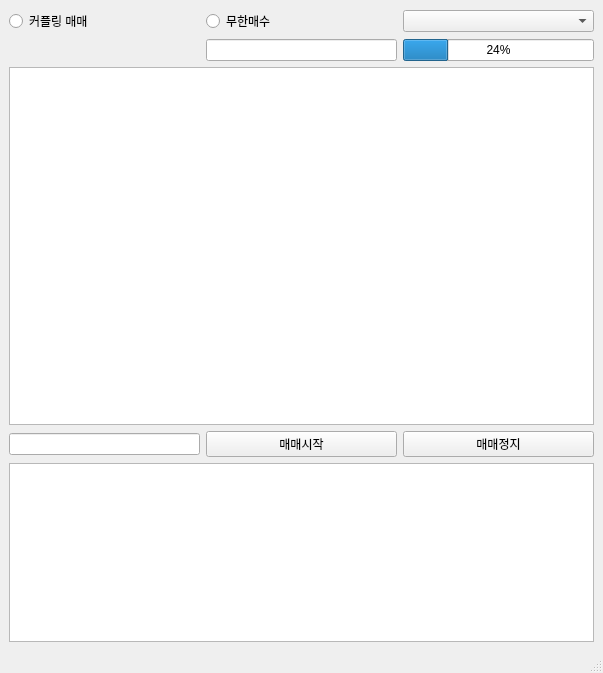
First picture: the form in ui/main.ui, repository hanwool26/coin_trader, before the edit.
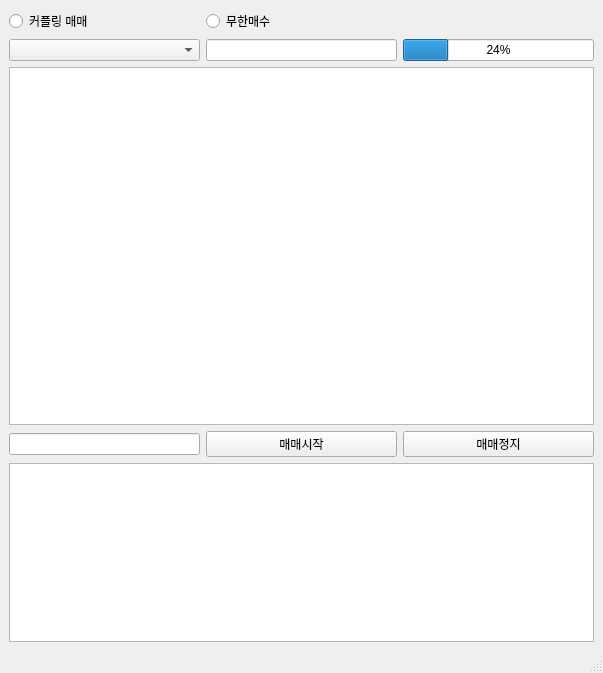
Second picture: the form after the edit.

Commit message: gui and function are modified.

Diff of the .ui file:
```diff
--- a/ui/main.ui
+++ b/ui/main.ui
@@ -17,9 +17,6 @@
    <layout class="QVBoxLayout" name="verticalLayout">
     <item>
      <layout class="QGridLayout" name="gridLayout" rowstretch="0,0,2,0,1" columnstretch="1,1,1">
-      <item row="0" column="2">
-       <widget class="QComboBox" name="coin_comboBox"/>
-      </item>
       <item row="3" column="1">
        <widget class="QPushButton" name="trade_btn">
         <property name="text">
@@ -67,6 +64,9 @@
         </property>
        </widget>
       </item>
+      <item row="1" column="0">
+       <widget class="QComboBox" name="coin_comboBox"/>
+      </item>
      </layout>
     </item>
    </layout>
```
The commit also changes 5 other files.
